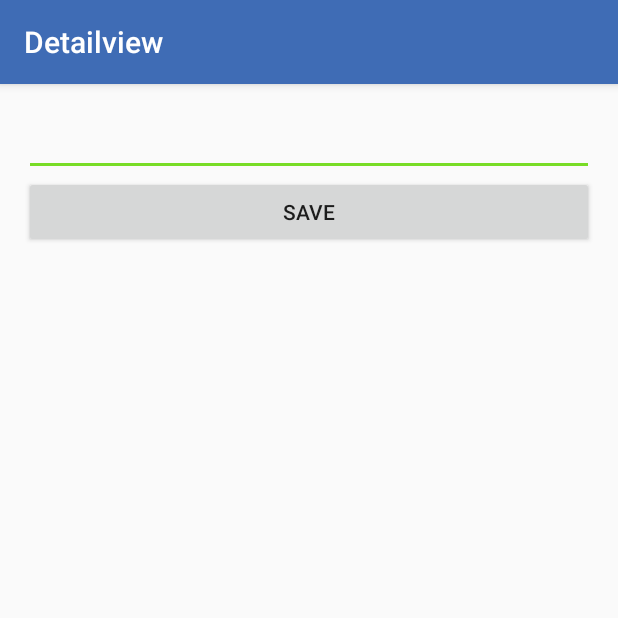
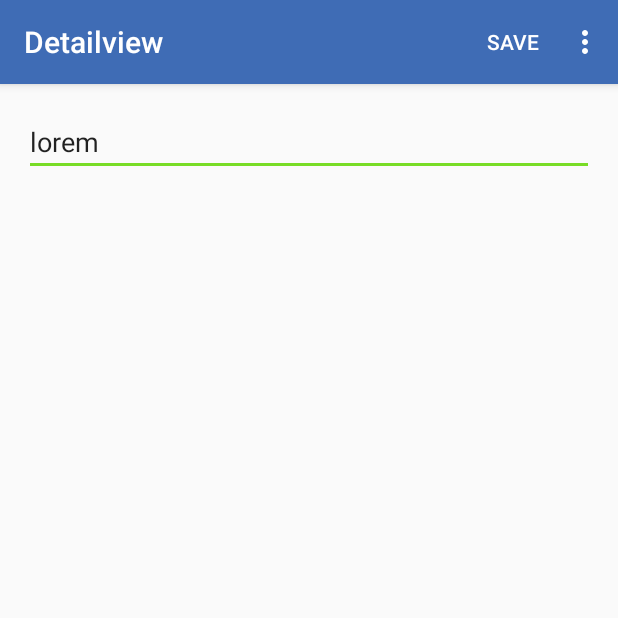
Before and after one commit to JensGe/MADDemo, an Android app: the screen it shows after launch (DetailviewActivity), after a tap on "lorem", on a phone screen of 412 x 824 dp, the top half of it. Run offline under Robolectric (Android 15) with nearby library versions, the phone set to English and light mode, and no system bars.

Commit message:
Neue Items werden in Overview zurückgesendet und dargestellt

```diff
--- a/app/src/main/java/de/honzont/jensge/maddemo/DetailviewActivity.java
+++ b/app/src/main/java/de/honzont/jensge/maddemo/DetailviewActivity.java
@@ -4,6 +4,8 @@ import android.app.Activity;
 import android.content.Intent;
 import android.os.Bundle;
 import android.support.v7.app.AppCompatActivity;
+import android.view.Menu;
+import android.view.MenuItem;
 import android.view.View;
 import android.widget.Button;
 import android.widget.TextView;
@@ -14,6 +16,7 @@ import android.widget.TextView;
 
 public class DetailviewActivity extends AppCompatActivity {
 
+    public static final String TODO_ITEM = "toDoItem";
     private TextView itemNameText;
     private Button saveItemButton;
 
@@ -30,9 +33,9 @@ public class DetailviewActivity extends AppCompatActivity {
 
         // set content on ui elements
         setTitle(R.string.title_detailview);
-        String itemName = getIntent().getStringExtra("itemName");
-        if (itemName != null) {
-            itemNameText.setText(itemName);
+        ToDo item = (ToDo)getIntent().getSerializableExtra(TODO_ITEM);
+        if (item != null) {
+            itemNameText.setText(item.getName());
         }
 
 
@@ -44,17 +47,35 @@ public class DetailviewActivity extends AppCompatActivity {
             }
         });
 
-
-
-
     }
 
     private void saveItem() {
         Intent returnIntent = new Intent();
         String itemName = itemNameText.getText().toString();
-        returnIntent.putExtra("itemName", itemName);
+        ToDo item = new ToDo(itemName);
+        returnIntent.putExtra(TODO_ITEM, item);
 
         setResult(Activity.RESULT_OK, returnIntent);
         finish();
     }
+
+    @Override
+    public boolean onCreateOptionsMenu(Menu menu) {
+        getMenuInflater().inflate(R.menu.options_overview, menu);
+        return super.onCreateOptionsMenu(menu);
+    }
+
+
+    @Override
+    public boolean onOptionsItemSelected(MenuItem item) {
+        if (item.getItemId() == R.id.saveItem) {
+            saveItem();
+            return true;
+        }
+        else if (item.getItemId() == R.id.deleteItem) {
+
+            return true;
+        }
+        return super.onOptionsItemSelected(item);
+    }
 }
--- a/app/src/main/java/de/honzont/jensge/maddemo/OverviewActivity.java
+++ b/app/src/main/java/de/honzont/jensge/maddemo/OverviewActivity.java
@@ -12,6 +12,8 @@ import android.widget.Toast;
 
 import java.util.Arrays;
 import java.util.List;
+
+import static de.honzont.jensge.maddemo.DetailviewActivity.TODO_ITEM;
 
 public class OverviewActivity extends AppCompatActivity implements View.OnClickListener{
 
@@ -45,18 +47,6 @@ public class OverviewActivity extends AppCompatActivity implements View.OnClickL
         // 4. set listeners to allow user interactions
         helloText.setOnClickListener(this);
 
-        for (int i=0;i<listView.getChildCount();i++) {
-            View currentChild = listView.getChildAt(i);
-            if (currentChild instanceof TextView) {
-                currentChild.setOnClickListener(new View.OnClickListener() {
-                    @Override
-                    public void onClick(View v) {
-                        listItemSelected(v);
-                    }
-                });
-            }
-        }
-
         addItemAction.setOnClickListener(new View.OnClickListener() {
             @Override
             public void onClick(View v) {
@@ -85,7 +75,7 @@ public class OverviewActivity extends AppCompatActivity implements View.OnClickL
         listItemView.setOnClickListener(new View.OnClickListener() {
             @Override
             public void onClick(View v) {
-                ToDo itemName = (ToDo)v.getTag();
+                ToDo item = (ToDo) v.getTag();
                 showDetailviewForItemName(item);
 
             }
@@ -94,30 +84,9 @@ public class OverviewActivity extends AppCompatActivity implements View.OnClickL
         listView.addView(listItemView);
     }
 
-    @Override
-    protected void onActivityResult(int requestCode, int resultCode, Intent data) {
-        if (requestCode == 1 && resultCode == Activity.RESULT_OK) {
-            String itemName = data.getStringExtra("itemName");
-            addItemToListView(new ToDo(itemName));
-        }
-    }
-
     private void showDetailviewForItemName(ToDo item) {
         Intent detailviewIntent = new Intent(this, DetailviewActivity.class);
-        detailviewIntent.putExtra("itemName", item);
-
-        startActivity(detailviewIntent);
-    }
-
-    private void listItemSelected(View v) {
-//        Toast.makeText(this, "selected: " + ((TextView)v).getText(), Toast.LENGTH_SHORT).show();
-        String itemName = ((TextView)v).getText().toString();
-
-//        DetailviewActivity detailviewActivity = new DetailviewActivity();
-//        detailviewActivity.onCreate(null);
-
-        Intent detailviewIntent = new Intent(this, DetailviewActivity.class);
-        detailviewIntent.putExtra("itemName", itemName);
+        detailviewIntent.putExtra(TODO_ITEM, item);
 
         startActivity(detailviewIntent);
     }
@@ -126,6 +95,14 @@ public class OverviewActivity extends AppCompatActivity implements View.OnClickL
         Intent addNewItemIntent = new Intent(this, DetailviewActivity.class);
 
         startActivityForResult(addNewItemIntent, 1);
+    }
+
+    @Override
+    protected void onActivityResult(int requestCode, int resultCode, Intent data) {
+        if (requestCode == 1 && resultCode == Activity.RESULT_OK) {
+            ToDo item = (ToDo)data.getSerializableExtra(TODO_ITEM);
+            addItemToListView(item);
+        }
     }
 
     @Override
--- a/app/src/main/java/de/honzont/jensge/maddemo/ToDo.java
+++ b/app/src/main/java/de/honzont/jensge/maddemo/ToDo.java
@@ -11,11 +11,11 @@ public class ToDo implements Serializable{
     private String name;
     private long dueDate;
 
+    public ToDo() {
+    }
+
     public ToDo(String name) {
         this.name = name;
-    }
-
-    public ToDo() {
     }
 
     public String getName() {
--- a/app/src/main/res/layout/activity_detailview.xml
+++ b/app/src/main/res/layout/activity_detailview.xml
@@ -9,6 +9,7 @@
         android:layout_width="match_parent"
         android:layout_height="wrap_content" />
     <Button
+        android:visibility="gone"
         android:text="Save"
         android:id="@+id/saveItem"
         android:layout_width="match_parent"
--- /dev/null
+++ b/app/src/main/res/menu/options_overview.xml
@@ -0,0 +1,11 @@
+<?xml version="1.0" encoding="utf-8"?>
+<menu xmlns:android="http://schemas.android.com/apk/res/android"
+    xmlns:app="http://schemas.android.com/apk/res-auto">
+    <item android:id="@+id/saveItem"
+        app:showAsAction="always"
+        android:title="SAVE" />
+
+    <item android:id="@+id/deleteItem"
+        android:title="DELETE" />
+
+</menu>
```
